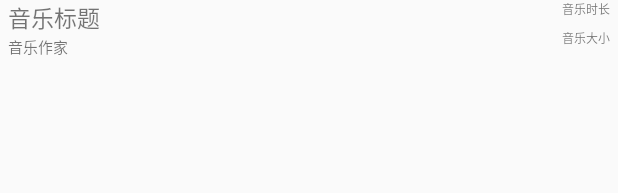
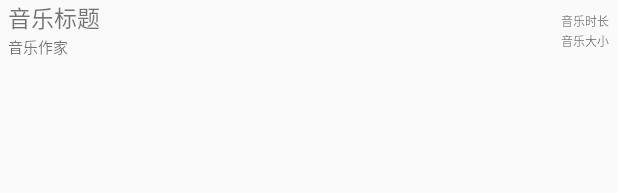
Before and after one commit to AkaneAzumi/KotlinMusicDemo, an Android app: the layout list_item.xml on its own in the app's theme, with its tools: preview values and no code run, on a phone screen of 412 x 824 dp. Shown: the top 193 px of the screen. Run offline under Robolectric (Android 15) with nearby library versions, the phone set to English and light mode, and no system bars.

Commit message:
简单测试。基本播放逻辑测试。界面优化

```diff
--- a/app/build.gradle
+++ b/app/build.gradle
@@ -39,5 +39,6 @@ dependencies {
     implementation 'androidx.lifecycle:lifecycle-viewmodel-ktx:2.0.0'
     implementation 'androidx.lifecycle:lifecycle-extensions:2.0.0'
     implementation 'org.greenrobot:eventbus:3.1.1'
-
+    implementation 'me.jessyan:autosize:1.1.2'
+    api 'me.jessyan:autosize:1.1.2'
 }
--- /dev/null
+++ b/app/src/main/java/com/wl/kotlinmusicdemo/databean/MainToService.kt
@@ -0,0 +1,5 @@
+package com.wl.kotlinmusicdemo.databean
+
+class MainToService(current:Int) {
+    var current=current
+}
--- /dev/null
+++ b/app/src/main/java/com/wl/kotlinmusicdemo/databean/ServiceToMain.kt
@@ -0,0 +1,5 @@
+package com.wl.kotlinmusicdemo.databean
+
+class ServiceToMain(current:Int) {
+    var current=current
+}
--- a/app/src/main/java/com/wl/kotlinmusicdemo/utils/Utils.kt
+++ b/app/src/main/java/com/wl/kotlinmusicdemo/utils/Utils.kt
@@ -14,5 +14,5 @@ fun timeFormat(time:Int):String{
 fun sizeFormat(size:Int):String{
     var big:BigDecimal= BigDecimal(size)
     var tem:Double=big.setScale(2,BigDecimal.ROUND_HALF_UP).toDouble()
-    return tem as String
+    return tem.toString()
 }
--- a/app/src/main/res/layout/list_item.xml
+++ b/app/src/main/res/layout/list_item.xml
@@ -1,62 +1,73 @@
 <?xml version="1.0" encoding="utf-8"?>
-<LinearLayout xmlns:android="http://schemas.android.com/apk/res/android"
+<androidx.constraintlayout.widget.ConstraintLayout xmlns:android="http://schemas.android.com/apk/res/android"
+    xmlns:app="http://schemas.android.com/apk/res-auto"
+    xmlns:tools="http://schemas.android.com/tools"
     android:layout_width="match_parent"
     android:layout_height="wrap_content"
     android:orientation="horizontal">
 
 
     <LinearLayout
-        android:layout_width="0dp"
-        android:layout_height="match_parent"
+        android:id="@+id/linearLayout"
+        android:layout_width="354dp"
+        android:layout_height="43dp"
         android:layout_weight="1.5"
-        android:orientation="vertical">
+        android:orientation="vertical"
+        app:layout_constraintBottom_toBottomOf="parent"
+        app:layout_constraintStart_toStartOf="parent"
+        app:layout_constraintTop_toTopOf="parent">
 
         <TextView
             android:id="@+id/list_title"
             android:layout_width="match_parent"
             android:layout_height="wrap_content"
+            android:layout_marginLeft="5dp"
+            android:singleLine="true"
             android:text="音乐标题"
-            android:singleLine="true"
-            android:textSize="15sp"
-            android:layout_marginLeft="5dp"/>
+            android:textSize="15sp" />
 
         <TextView
             android:id="@+id/list_artist"
             android:layout_width="match_parent"
             android:layout_height="wrap_content"
+            android:layout_marginLeft="5dp"
             android:text="音乐作家"
-            android:textSize="10sp"
-            android:layout_marginLeft="5dp"/>
+            android:textSize="10sp" />
 
 
     </LinearLayout>
 
     <LinearLayout
-        android:layout_width="0dp"
-        android:layout_height="match_parent"
+        android:layout_width="50dp"
+        android:layout_height="27dp"
         android:layout_weight="0.5"
         android:orientation="vertical"
-        >
+        app:layout_constraintBottom_toBottomOf="parent"
+        app:layout_constraintEnd_toEndOf="parent"
+        app:layout_constraintHorizontal_bias="0.946"
+        app:layout_constraintStart_toEndOf="@+id/linearLayout"
+        app:layout_constraintTop_toTopOf="parent">
+
         <TextView
             android:id="@+id/list_time"
             android:layout_width="match_parent"
             android:layout_height="0dp"
+            android:layout_marginRight="5dp"
             android:layout_weight="1"
+            android:gravity="right"
             android:text="音乐时长"
-            android:textSize="8sp"
-            android:layout_marginRight="5dp"
-            android:gravity="right"/>
+            android:textSize="8sp" />
 
         <TextView
             android:id="@+id/list_size"
             android:layout_width="match_parent"
             android:layout_height="0dp"
+            android:layout_marginRight="5dp"
             android:layout_weight="1"
+            android:gravity="right"
             android:text="音乐大小"
-            android:textSize="8sp"
-            android:layout_marginRight="5dp"
-            android:gravity="right"/>
+            android:textSize="8sp" />
 
     </LinearLayout>
 
-</LinearLayout>
+</androidx.constraintlayout.widget.ConstraintLayout>
```
Also changed, not shown: app/src/main/AndroidManifest.xml (+8 -0 lines), app/src/main/java/com/wl/kotlinmusicdemo/MainActivity.kt (+120 -58 lines), app/src/main/java/com/wl/kotlinmusicdemo/service/MusicService.kt (+36 -12 lines), app/src/main/java/com/wl/kotlinmusicdemo/ui/MusicListAdapter.kt (+12 -0 lines), app/src/main/res/layout/activity_main.xml (+4 -4 lines), 1 other file.
